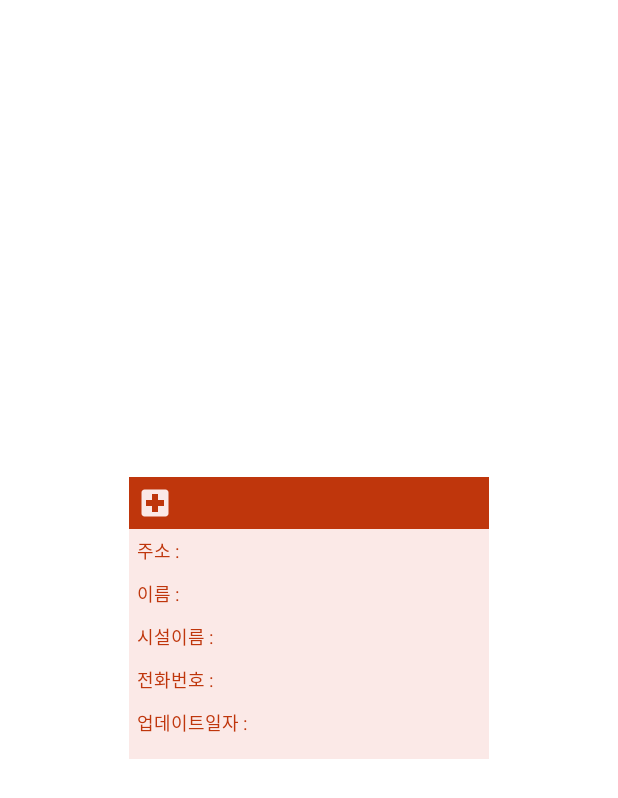
After one commit to aksghwoddl/covid_map, an Android app: the layout center_info_window.xml on its own in the app's theme, with its tools: preview values and no code run, on a phone screen of 412 x 824 dp. The commit adds this screen. Shown: the top 798 px of the screen. Run offline under Robolectric (Android 15) with nearby library versions, the phone set to English and light mode, and no system bars.

Commit message:
지도 마커 클릭시 이벤트 구현 - 마커 클릭시 정보창 열리도록 구현 - 정보창에는 선택된 Center의 정보를 받아서 표시하도록 구현 - 정보창이 열린 마커를 다시 클릭시에는 정보창을 닫도록 구현 - 마커 선택시 카메라 이동하며 지도 확대하도록 구현
Todo.
- 현재 위치 버튼 구현

```diff
--- a/CovidMap/app/src/main/java/com/lee/covidmap/data/model/remote/Data.kt
+++ /dev/null
@@ -1 +0,0 @@
-package com.lee.covidmap.data.model.remote
--- a/CovidMap/app/src/main/java/com/lee/covidmap/ui/splash/viewmodel/SplashViewModel.kt
+++ b/CovidMap/app/src/main/java/com/lee/covidmap/ui/splash/viewmodel/SplashViewModel.kt
@@ -78,7 +78,6 @@ class SplashViewModel @Inject constructor(
         insertJob = CoroutineScope(Dispatchers.IO).launch {
             centerFlow.collect{ center ->
                 val centerEntity = CenterEntity(center.id , center)
-                Log.d(TAG, "insertCenterList: $centerEntity")
                 repository.insertCenter(centerEntity)
             }
         }
--- /dev/null
+++ b/CovidMap/app/src/main/res/drawable/ic_central_location_24.xml
@@ -0,0 +1,5 @@
+<vector android:height="24dp" android:tint="#26427D"
+    android:viewportHeight="24" android:viewportWidth="24"
+    android:width="24dp" xmlns:android="http://schemas.android.com/apk/res/android">
+    <path android:fillColor="@android:color/white" android:pathData="M12,2C8.13,2 5,5.13 5,9c0,5.25 7,13 7,13s7,-7.75 7,-13c0,-3.87 -3.13,-7 -7,-7zM12,11.5c-1.38,0 -2.5,-1.12 -2.5,-2.5s1.12,-2.5 2.5,-2.5 2.5,1.12 2.5,2.5 -1.12,2.5 -2.5,2.5z"/>
+</vector>
--- /dev/null
+++ b/CovidMap/app/src/main/res/drawable/ic_hospital_24.xml
@@ -0,0 +1,5 @@
+<vector android:height="24dp" android:tint="#FBE9E7"
+    android:viewportHeight="24" android:viewportWidth="24"
+    android:width="24dp" xmlns:android="http://schemas.android.com/apk/res/android">
+    <path android:fillColor="@android:color/white" android:pathData="M19,3L5,3c-1.1,0 -1.99,0.9 -1.99,2L3,19c0,1.1 0.9,2 2,2h14c1.1,0 2,-0.9 2,-2L21,5c0,-1.1 -0.9,-2 -2,-2zM18,14h-4v4h-4v-4L6,14v-4h4L10,6h4v4h4v4z"/>
+</vector>
--- /dev/null
+++ b/CovidMap/app/src/main/res/drawable/ic_local_loaction_24.xml
@@ -0,0 +1,5 @@
+<vector android:height="24dp" android:tint="#EF5350"
+    android:viewportHeight="24" android:viewportWidth="24"
+    android:width="24dp" xmlns:android="http://schemas.android.com/apk/res/android">
+    <path android:fillColor="@android:color/white" android:pathData="M12,2C8.13,2 5,5.13 5,9c0,5.25 7,13 7,13s7,-7.75 7,-13c0,-3.87 -3.13,-7 -7,-7zM12,11.5c-1.38,0 -2.5,-1.12 -2.5,-2.5s1.12,-2.5 2.5,-2.5 2.5,1.12 2.5,2.5 -1.12,2.5 -2.5,2.5z"/>
+</vector>
--- a/CovidMap/app/src/main/res/layout/activity_main.xml
+++ b/CovidMap/app/src/main/res/layout/activity_main.xml
@@ -6,7 +6,7 @@
         android:layout_width="match_parent"
         android:layout_height="match_parent">
 
-        <fragment
+        <com.naver.maps.map.MapView
             android:id="@+id/mapView"
             android:layout_width="0dp"
             android:layout_height="0dp"
@@ -14,7 +14,6 @@
             app:layout_constraintLeft_toLeftOf="parent"
             app:layout_constraintRight_toRightOf="parent"
             app:layout_constraintBottom_toBottomOf="parent"
-            android:name="com.naver.maps.map.MapFragment"
             />
 
     </androidx.constraintlayout.widget.ConstraintLayout>
--- /dev/null
+++ b/CovidMap/app/src/main/res/layout/center_info_window.xml
@@ -0,0 +1,177 @@
+<?xml version="1.0" encoding="utf-8"?>
+<layout xmlns:android="http://schemas.android.com/apk/res/android"
+    xmlns:app="http://schemas.android.com/apk/res-auto"
+    >
+    <LinearLayout
+        android:layout_width="240dp"
+        android:layout_height="wrap_content"
+        android:paddingBottom="10dp"
+        android:background="@color/sub_color"
+        android:layout_gravity="center"
+        android:orientation="vertical"
+        android:theme="@style/Theme.AppCompat"
+        >
+        <RelativeLayout
+            android:id="@+id/headerLayout"
+            android:layout_width="match_parent"
+            android:layout_height="wrap_content"
+            android:background="@color/main_color"
+            app:layout_constraintTop_toTopOf="parent"
+            app:layout_constraintLeft_toLeftOf="parent"
+            app:layout_constraintRight_toRightOf="parent"
+            android:padding="5dp"
+            >
+            <ImageView
+                android:layout_width="wrap_content"
+                android:layout_height="wrap_content"
+                android:src="@drawable/ic_hospital_24"
+                />
+        </RelativeLayout>
+
+        <LinearLayout
+            android:id="@+id/addressLayout"
+            android:layout_width="match_parent"
+            android:layout_height="wrap_content"
+            app:layout_constraintTop_toBottomOf="@id/headerLayout"
+            app:layout_constraintLeft_toLeftOf="parent"
+            app:layout_constraintRight_toRightOf="parent"
+            android:orientation="horizontal"
+            android:padding="5dp"
+            >
+            <TextView
+                android:layout_width="wrap_content"
+                android:layout_height="wrap_content"
+                android:text="@string/address"
+                android:textColor="@color/main_color"
+                android:textSize="12sp"
+                />
+            <TextView
+                android:id="@+id/addressTV"
+                android:layout_width="wrap_content"
+                android:layout_height="wrap_content"
+                android:textColor="@color/main_color"
+                android:textSize="12sp"
+                android:singleLine="true"
+                android:ellipsize="marquee"
+                android:focusable="true"
+                android:clickable="true"
+                android:marqueeRepeatLimit="marquee_forever"
+                />
+        </LinearLayout>
+
+
+        <LinearLayout
+            android:id="@+id/centerNameLayout"
+            android:layout_width="match_parent"
+            android:layout_height="wrap_content"
+            app:layout_constraintTop_toBottomOf="@id/addressLayout"
+            app:layout_constraintLeft_toLeftOf="parent"
+            app:layout_constraintRight_toRightOf="parent"
+            android:orientation="horizontal"
+            android:padding="5dp"
+            >
+            <TextView
+                android:layout_width="wrap_content"
+                android:layout_height="wrap_content"
+                android:text="@string/center_name"
+                android:textColor="@color/main_color"
+                android:textSize="12sp"
+                />
+            <TextView
+                android:id="@+id/centerNameTV"
+                android:layout_width="wrap_content"
+                android:layout_height="wrap_content"
+                android:textColor="@color/main_color"
+                android:textSize="12sp"
+                android:singleLine="true"
+                android:ellipsize="marquee"
+                android:focusable="true"
+                />
+        </LinearLayout>
+
+        <LinearLayout
+            android:id="@+id/facilityNameLayout"
+            android:layout_width="match_parent"
+            android:layout_height="wrap_content"
+            app:layout_constraintTop_toBottomOf="@id/centerNameLayout"
+            app:layout_constraintLeft_toLeftOf="parent"
+            app:layout_constraintRight_toRightOf="parent"
+            android:orientation="horizontal"
+            android:padding="5dp"
+            >
+            <TextView
+                android:layout_width="wrap_content"
+                android:layout_height="wrap_content"
+                android:text="@string/facility_name"
+                android:textColor="@color/main_color"
+                android:textSize="12sp"
+                />
+            <TextView
+                android:id="@+id/facilityNameTV"
+                android:layout_width="match_parent"
+                android:layout_height="wrap_content"
+                android:textColor="@color/main_color"
+                android:textSize="12sp"
+                android:singleLine="true"
+                android:ellipsize="marquee"
+                android:focusable="true"
+                />
+        </LinearLayout>
+
+        <LinearLayout
+            android:id="@+id/phoneNumberLayout"
+            android:layout_width="match_parent"
+            android:layout_height="wrap_content"
+            app:layout_constraintTop_toBottomOf="@id/facilityNameLayout"
+            app:layout_constraintLeft_toLeftOf="parent"
+            app:layout_constraintRight_toRightOf="parent"
+            android:orientation="horizontal"
+            android:padding="5dp"
+            >
+            <TextView
+                android:layout_width="wrap_content"
+                android:layout_height="wrap_content"
+                android:text="@string/phone_number"
+                android:textColor="@color/main_color"
+                android:textSize="12sp"
+                />
+            <TextView
+                android:id="@+id/phoneNumberTV"
+                android:layout_width="match_parent"
+                android:layout_height="wrap_content"
+                android:textColor="@color/main_color"
+                android:textSize="12sp"
+                />
+        </LinearLayout>
+
+        <LinearLayout
+            android:id="@+id/updateAtLayout"
+            android:layout_width="match_parent"
+            android:layout_height="wrap_content"
+            app:layout_constraintTop_toBottomOf="@id/phoneNumberLayout"
+            app:layout_constraintLeft_toLeftOf="parent"
+            app:layout_constraintRight_toRightOf="parent"
+            android:orientation="horizontal"
+            android:padding="5dp"
+            >
+            <TextView
+                android:layout_width="wrap_content"
+                android:layout_height="wrap_content"
+                android:text="@string/update_at"
+                android:textColor="@color/main_color"
+                android:textSize="12sp"
+                />
+            <TextView
+                android:id="@+id/updateAtTV"
+                android:layout_width="match_parent"
+                android:layout_height="wrap_content"
+                android:textColor="@color/main_color"
+                android:textSize="12sp"
+                android:singleLine="true"
+                android:ellipsize="marquee"
+                android:focusable="true"
+                />
+        </LinearLayout>
+
+    </LinearLayout>
+</layout>
--- a/CovidMap/app/src/main/res/values/strings.xml
+++ b/CovidMap/app/src/main/res/values/strings.xml
@@ -9,4 +9,13 @@
     <!--Splash -->
     <string name="during_download">선별소 목록을 다운로드 중입니다.</string>
 
+    <!-- Main -->
+    <string name="local">지역</string>
+    <string name="central">중앙/권역</string>
+    <string name="address">주소 : </string>
+    <string name="center_name">이름 : </string>
+    <string name="facility_name">시설이름 : </string>
+    <string name="phone_number">전화번호 : </string>
+    <string name="update_at">업데이트일자 : </string>
+
 </resources>
```
Also changed, not shown: CovidMap/app/src/main/java/com/lee/covidmap/ui/main/MainActivity.kt (+125 -1 lines), CovidMap/app/src/main/java/com/lee/covidmap/ui/main/viewmodel/MainViewModel.kt (+7 -0 lines).
